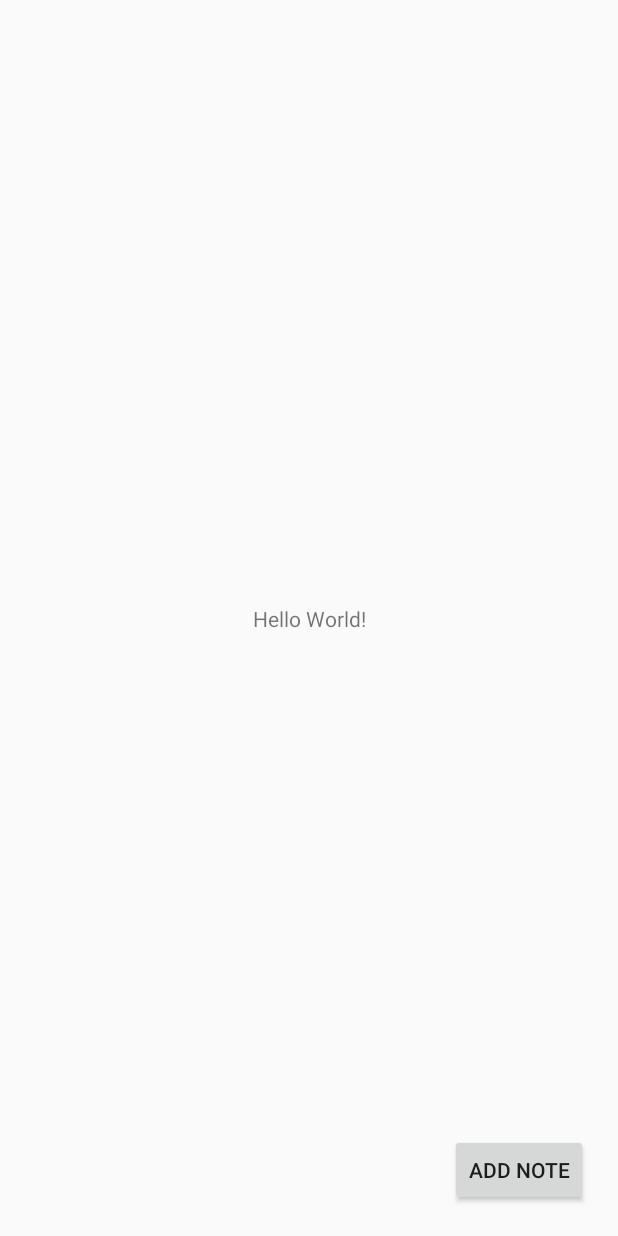
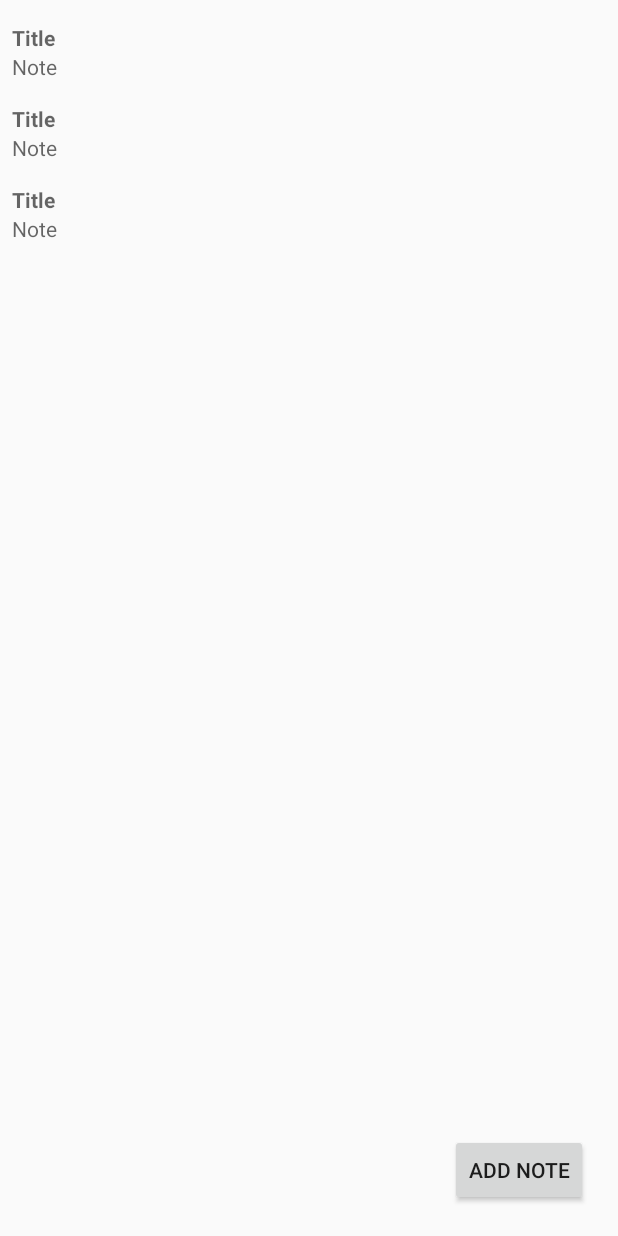
Before and after one commit to shiva11499/Internshala, an Android app: the layout activity_main.xml on its own in the app's theme, with its tools: preview values and no code run, on a phone screen of 412 x 824 dp. Run offline under Robolectric (Android 15) with nearby library versions, the phone set to English and light mode, and no system bars.

Commit message:
Recycerview added

```diff
--- a/app/build.gradle
+++ b/app/build.gradle
@@ -27,6 +27,8 @@ dependencies {
     implementation 'androidx.appcompat:appcompat:1.2.0'
     implementation 'androidx.constraintlayout:constraintlayout:2.0.4'
     implementation 'androidx.legacy:legacy-support-v4:1.0.0'
+    implementation "androidx.recyclerview:recyclerview:1.1.0"
+    implementation 'com.android.support:recyclerview-v7:28.0.0'
     implementation 'com.google.android.gms:play-services-auth:19.0.0'
     testImplementation 'junit:junit:4.12'
     androidTestImplementation 'androidx.test.ext:junit:1.1.2'
--- a/app/src/main/res/layout/activity_main.xml
+++ b/app/src/main/res/layout/activity_main.xml
@@ -21,14 +21,17 @@
 <!--        android:layout_height="match_parent"-->
 <!--        />-->
 
-    <TextView
-        android:layout_width="wrap_content"
-        android:layout_height="wrap_content"
-        android:text="Hello World!"
+    <androidx.recyclerview.widget.RecyclerView
+        android:id="@+id/recycler_view"
+        android:layout_width="match_parent"
+        android:layout_height="match_parent"
+        tools:listitem="@layout/list_add_note"
         app:layout_constraintBottom_toBottomOf="parent"
         app:layout_constraintLeft_toLeftOf="parent"
         app:layout_constraintRight_toRightOf="parent"
-        app:layout_constraintTop_toTopOf="parent" />
+        app:layout_constraintTop_toTopOf="parent"
+        />
+
 
 <!--    <com.google.android.material.floatingactionbutton.FloatingActionButton-->
 <!--        android:id="@+id/add_note"-->
--- /dev/null
+++ b/app/src/main/res/layout/list_add_note.xml
@@ -0,0 +1,57 @@
+<?xml version="1.0" encoding="utf-8"?>
+<FrameLayout xmlns:android="http://schemas.android.com/apk/res/android"
+    xmlns:tools="http://schemas.android.com/tools"
+    xmlns:app="http://schemas.android.com/apk/res-auto"
+    android:id="@+id/addnote_fragment"
+    android:layout_width="match_parent"
+    android:layout_height="wrap_content"
+    tools:context=".AddNote">
+
+    <androidx.constraintlayout.widget.ConstraintLayout
+        android:id="@+id/layout_constraint"
+        android:layout_width="match_parent"
+        android:layout_height="wrap_content"
+        android:orientation="vertical">
+
+        <TextView
+            android:id="@+id/et_title"
+            android:layout_width="match_parent"
+            android:layout_height="wrap_content"
+            android:ems="10"
+            android:hint="Title"
+            android:imeOptions="flagNoExtractUi"
+            android:inputType="textCapWords"
+            android:maxLength="36"
+            android:paddingEnd="8dp"
+            android:paddingStart="8dp"
+            android:textCursorDrawable="@null"
+            android:textStyle="bold"
+            android:layout_marginTop="15dp"
+            app:layout_constraintTop_toTopOf="parent"
+            app:layout_constraintLeft_toLeftOf="parent"/>
+
+        <TextView
+            android:id="@+id/et_note"
+            android:layout_width="match_parent"
+            android:layout_height="0dp"
+            android:layout_weight="1"
+            android:autoLink="web|email"
+            android:ems="10"
+            android:gravity="top"
+            android:hint="Note"
+            android:imeOptions="flagNoExtractUi"
+            android:inputType="textCapSentences|textMultiLine"
+            android:linksClickable="true"
+            android:paddingEnd="8dp"
+            android:paddingStart="8dp"
+            android:textCursorDrawable="@null"
+            app:layout_constraintTop_toBottomOf="@id/et_title"
+            app:layout_constraintLeft_toLeftOf="@id/et_title"/>
+
+
+    </androidx.constraintlayout.widget.ConstraintLayout>
+
+
+
+
+</FrameLayout>
```
Also changed, not shown: app/src/main/java/com/gshivansh37/internshala/AddNote.java (+29 -2 lines), app/src/main/java/com/gshivansh37/internshala/MainActivity.java (+54 -7 lines), app/src/main/java/com/gshivansh37/internshala/Note.java (added, +19 -0 lines), app/src/main/java/com/gshivansh37/internshala/NotesListAdapter.java (added, +63 -0 lines).
